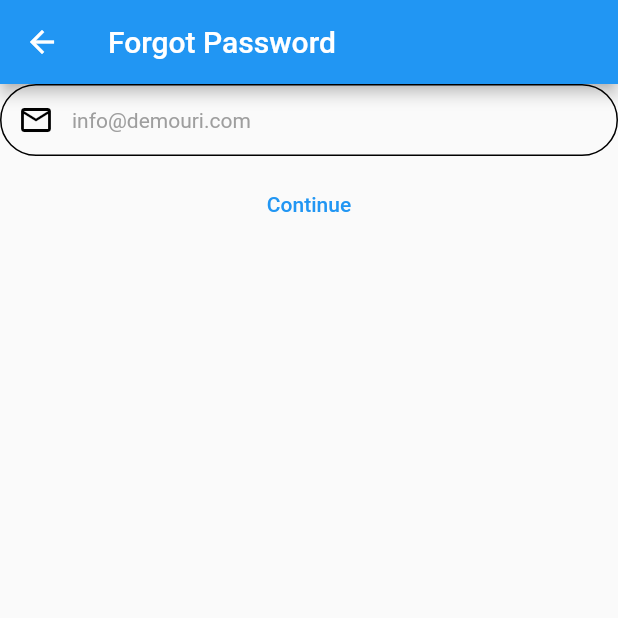
After one commit to Hit1203/MedEase, a Flutter app: the ForgotPasswordScreen screen opened directly, after a tap on "Continue", on a phone screen of 412 x 824 dp, the top half of it. The commit adds this screen. Run offline on Flutter 3.47's test engine with Material 2 defaults, Android fonts, the phone set to English and light mode, and no system bars; our stand-ins replace shared_preferences; accounts and stored records are empty; network calls fail.

Commit message:
forgot password basic screen added

```diff
--- a/lib/LoginRegister/Login_Register_Main_File.dart
+++ b/lib/LoginRegister/Login_Register_Main_File.dart
@@ -1,4 +1,5 @@
 import 'package:flutter/material.dart' ;
+import 'package:tic_tech_teo_2023/LoginRegister/forgotPasswordScreen.dart';
 import '../Color_File/colors.dart';
 import '../models/User.dart';
 
@@ -246,7 +247,9 @@ class _LoginSignupScreenState extends State<LoginSignupScreen> {
                 ],
               ),
               TextButton(
-                onPressed: () {},
+                onPressed: () {
+                  Navigator.push(context, MaterialPageRoute(builder: (context) => const ForgotPasswordScreen()));
+                },
                 child: Text("Forgot Password?",
                     style: TextStyle(fontSize: 12,fontWeight: FontWeight.bold, color: Login_Palette.PrimaryColor)),
               )
@@ -264,7 +267,7 @@ class _LoginSignupScreenState extends State<LoginSignupScreen> {
       margin: EdgeInsets.only(top: 20),
       child: Column(
         children: [
-          buildTextField(Icons.account_box_outlined, "User.dart Name",
+          buildTextField(Icons.account_box_outlined, "a@b.com",
               false, false,name),
           buildTextField(
               Icons.email, "email", false, true,email1),
@@ -794,6 +797,9 @@ class _LoginSignupScreenState extends State<LoginSignupScreen> {
     );
   }
 
+
+}
+
 Widget buildTextField(
     IconData icon, String hintText, bool isPassword, bool isEmail,  TextEditingController control) {
   return Padding(
@@ -822,4 +828,3 @@ class _LoginSignupScreenState extends State<LoginSignupScreen> {
     ),
   );
 }
-}
--- /dev/null
+++ b/lib/LoginRegister/forgotPasswordScreen.dart
@@ -0,0 +1,50 @@
+import 'package:flutter/material.dart';
+import 'Login_Register_Main_File.dart';
+import 'package:tic_tech_teo_2023/utils/constants.dart';
+import 'package:http/http.dart' as http;
+import 'dart:convert';
+
+class ForgotPasswordScreen extends StatelessWidget {
+  const ForgotPasswordScreen({super.key});
+
+  Future postReq(String email) async {
+    final res = await http.post(
+      Uri.parse('$BASIC_URL/forgot-password/'),
+      headers: <String, String>{
+        'Content-Type': 'application/json; charset=UTF-8',
+      },
+      body: jsonEncode({"email": email}),
+    );
+    if (res.statusCode == 200) {
+      return jsonDecode(res.body);
+    } else {
+      throw Exception("Failed to request for password change");
+    }
+
+  }
+
+
+  @override
+  Widget build(BuildContext context) {
+    TextEditingController email = TextEditingController();
+    return Scaffold(
+      appBar: AppBar(
+        title: const Text("Forgot Password"),
+      ),
+
+      body: Column(
+        children: [
+          buildTextField(Icons.mail_outline, "info@demouri.com", false, true,email),
+          TextButton(
+              onPressed: (){
+                final res = postReq(email.text);
+
+
+              },
+              child: const Text("Continue")),
+        ],
+      ),
+
+    );
+  }
+}
```
Lines whose indentation alone changed are shown as unchanged.
